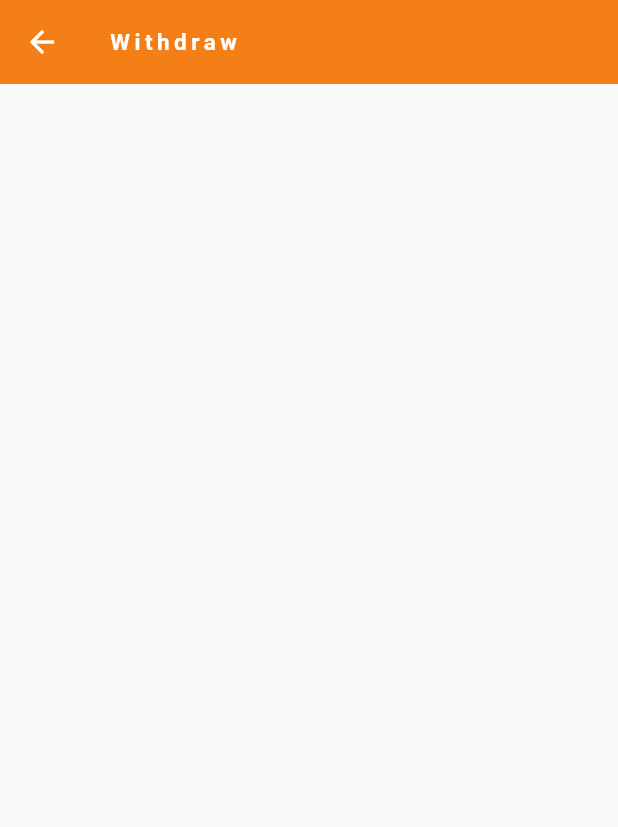
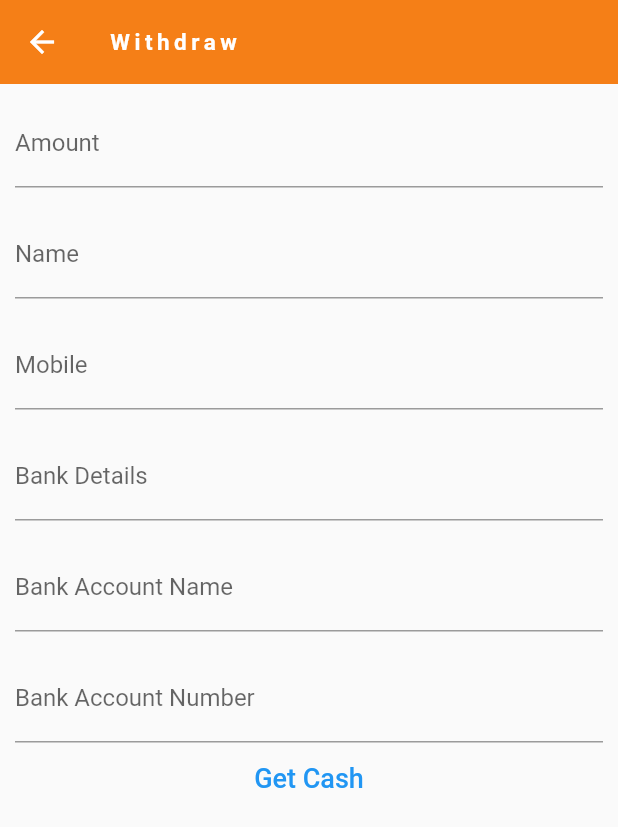
Before and after one commit to Nurujjaman329/Ecommerce-Sports, a Flutter app: the WithdrawalScreens screen opened directly, on a phone screen of 412 x 824 dp. Shown: the top 827 px of the screen. Run offline on Flutter 3.47's test engine with Material 2 defaults, Android fonts, the phone set to English and light mode, and no system bars; our stand-ins replace cached_network_image, cloud_firestore, firebase_auth, firebase_core, firebase_storage, flutter_easyloading and 5 more; missing offline and left inert: country_state_city_picker, flutterfire_ui; accounts and stored records are empty; network calls fail; project files that could hold a hidden picture were left out.

```diff
--- a/ecommerceapp/lib/vendor/views/auth/screens/vendor_inner_screens/withdrawal_screens.dart
+++ b/ecommerceapp/lib/vendor/views/auth/screens/vendor_inner_screens/withdrawal_screens.dart
@@ -21,6 +21,75 @@ class WithdrawalScreens extends StatelessWidget {
           ),
         ),
       ),
+      body: SingleChildScrollView(
+        child: Padding(
+          padding: const EdgeInsets.all(10.0),
+          child: Column(
+            children: [
+              TextFormField(
+                keyboardType: TextInputType.number,
+                decoration: InputDecoration(
+                  labelText: 'Amount',
+                ),
+              ),
+              SizedBox(
+                height: 15,
+              ),
+              TextFormField(
+                keyboardType: TextInputType.text,
+                decoration: InputDecoration(
+                  labelText: 'Name',
+                ),
+              ),
+              SizedBox(
+                height: 15,
+              ),
+              TextFormField(
+                keyboardType: TextInputType.number,
+                decoration: InputDecoration(
+                  labelText: 'Mobile',
+                ),
+              ),
+              SizedBox(
+                height: 15,
+              ),
+              TextFormField(
+                keyboardType: TextInputType.text,
+                decoration: InputDecoration(
+                  labelText: 'Bank Details',
+                ),
+              ),
+              SizedBox(
+                height: 15,
+              ),
+              TextFormField(
+                keyboardType: TextInputType.text,
+                decoration: InputDecoration(
+                  labelText: 'Bank Account Name',
+                ),
+              ),
+              SizedBox(
+                height: 15,
+              ),
+              TextFormField(
+                keyboardType: TextInputType.number,
+                decoration: InputDecoration(
+                  labelText: 'Bank Account Number',
+                ),
+              ),
+              TextButton(
+                onPressed: () {},
+                child: Text(
+                  'Get Cash',
+                  style: TextStyle(
+                    fontSize: 18,
+                  ),
+                ),
+              ),
+            ],
+          ),
+        ),
+      ),
     );
   }
 }
```
